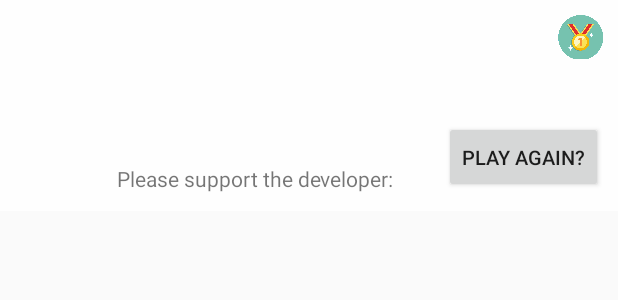
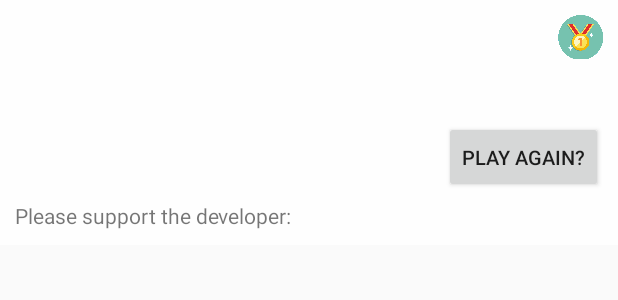
Before and after one commit to alyosharomanov/Tiles, an Android app: the layout dialog_endgame.xml on its own in the app's theme, with its tools: preview values and no code run, on a phone screen of 412 x 824 dp. Shown: the top 300 px of the screen. Run offline under Robolectric (Android 15) with nearby library versions, the phone set to English and light mode, and no system bars.

Commit message:
Fix for dialogFragment

```diff
--- a/app/src/main/res/layout/dialog_endgame.xml
+++ b/app/src/main/res/layout/dialog_endgame.xml
@@ -57,17 +57,6 @@
         android:orientation="horizontal"
         android:weightSum="1">
 
-        <TextView
-            android:layout_width="wrap_content"
-            android:layout_height="wrap_content"
-            android:text="Please support the developer:"
-            android:id="@+id/textView7"
-            android:layout_gravity="bottom"/>
-
-        <Space
-            android:layout_width="33dp"
-            android:layout_height="match_parent" />
-
         <Button
             android:id="@+id/newGameButton"
             android:layout_width="wrap_content"
@@ -79,8 +68,19 @@
 
     <Space
         android:layout_width="match_parent"
-        android:layout_height="2dp"
+        android:layout_height="wrap_content"
         android:layout_gravity="center_horizontal" />
+
+    <Space
+        android:layout_width="match_parent"
+        android:layout_height="5dp"
+        android:layout_gravity="center_horizontal" />
+
+    <TextView
+        android:layout_width="wrap_content"
+        android:layout_height="wrap_content"
+        android:text="Please support the developer:"
+        android:id="@+id/textView7"/>
 
     <com.google.android.gms.ads.AdView
         android:id="@+id/adView"
```
